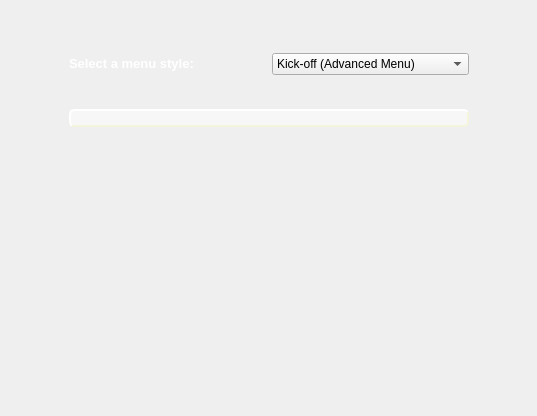
Qt form kde4/kaptan4/src/gui/menuWidget.ui (pars-linux/uludag) before a commit.
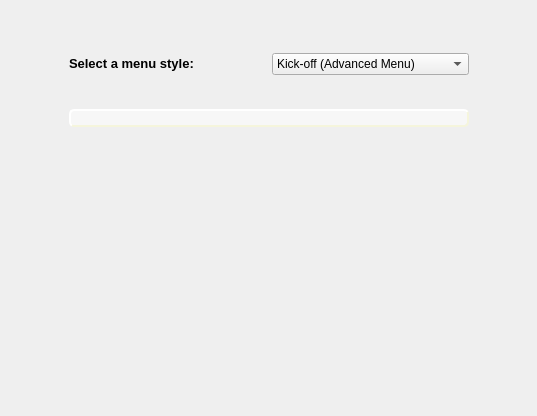
The same form after that commit.

Commit message: default color is not white anymore

What changed in the file:
```diff
--- a/kde4/kaptan4/src/gui/menuWidget.ui
+++ b/kde4/kaptan4/src/gui/menuWidget.ui
@@ -57,7 +57,7 @@
        <item>
         <widget class="QLabel" name="menuLabel">
          <property name="styleSheet">
-          <string notr="true">color: white</string>
+          <string notr="true"/>
          </property>
          <property name="text">
           <string>&lt;!DOCTYPE HTML PUBLIC &quot;-//W3C//DTD HTML 4.0//EN&quot; &quot;http://www.w3.org/TR/REC-html40/strict.dtd&quot;&gt;
```
Left out of the diff: 2 changed lines with no effect on the pictures. The commit also changes 10 other files.
